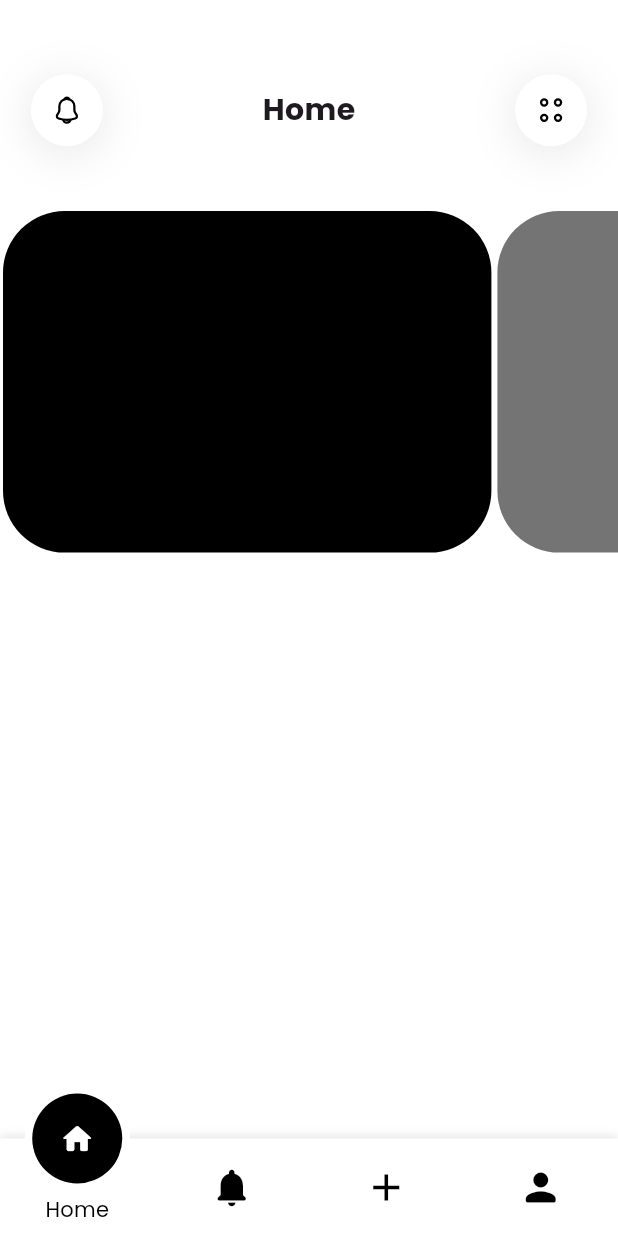
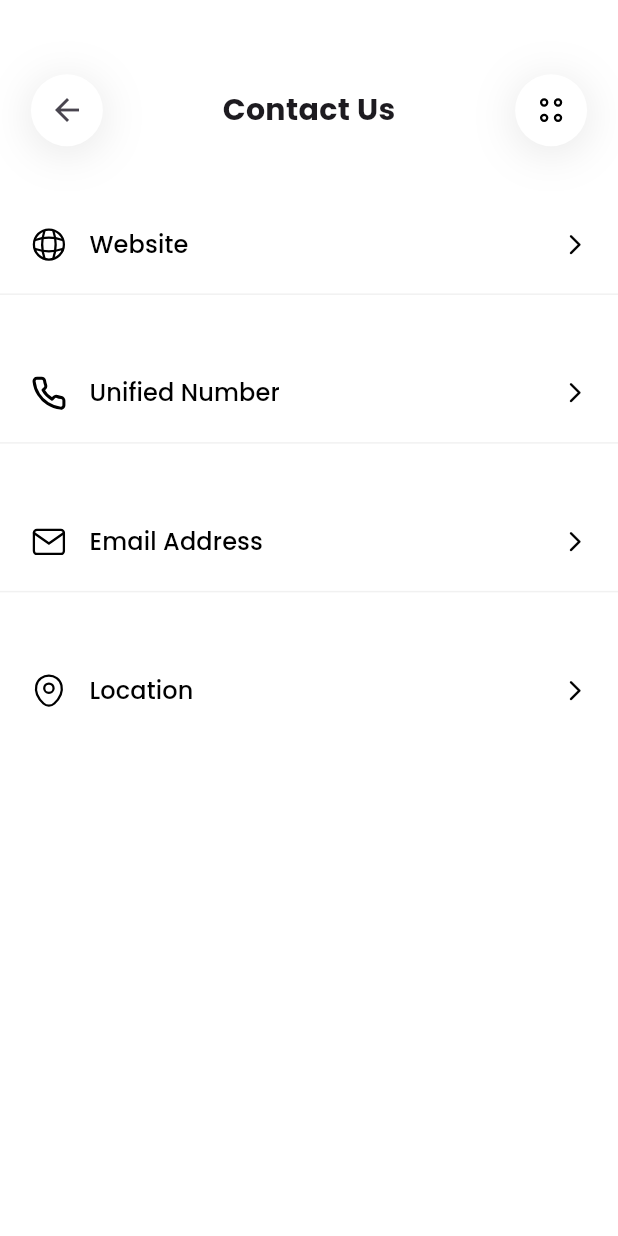
Before and after one commit to GuavaMZ/oraxcrmapp, a Flutter app: the screen it shows after launch, on a phone screen of 412 x 824 dp. Run offline on Flutter 3.47's test engine with Material 3 defaults, Android fonts, the phone set to English and light mode, and no system bars; drawn by our look-alikes of carousel_slider; our stand-ins replace dio, fl_chart, flutter_localization, flutter_svg, go_router, loading_animation_widget and 2 more; missing offline and left inert: simple_connection_checker; accounts and stored records are empty.

Commit message:
29-9-2024

```diff
--- /dev/null
+++ b/lib/presentation/contact_us/view/contact_us.dart
@@ -0,0 +1,251 @@
+import 'package:flutter/material.dart';
+import 'package:flutter_localization/flutter_localization.dart';
+import 'package:flutter_svg/svg.dart';
+import 'package:go_router/go_router.dart';
+import 'package:oraxcrm/presentation/contact_us/viewmodel/contact_us_viewmodel.dart';
+import 'package:oraxcrm/presentation/resources/colors.dart';
+import 'package:oraxcrm/presentation/resources/routes_manager.dart';
+import 'package:oraxcrm/presentation/resources/sizehelper.dart';
+import 'package:oraxcrm/presentation/resources/string_manager.dart';
+import 'package:provider/provider.dart';
+import 'package:url_launcher/url_launcher.dart';
+
+class ContactUsView extends StatefulWidget {
+  const ContactUsView({super.key});
+
+  @override
+  State<ContactUsView> createState() => _ContactUsViewState();
+}
+
+class _ContactUsViewState extends State<ContactUsView> {
+  final ContactUsViewmodel _viewModel = ContactUsViewmodel();
+  @override
+  Widget build(BuildContext context) {
+    return ChangeNotifierProvider(
+      create: (_) => _viewModel,
+      child: Scaffold(
+        backgroundColor: ColorsManager.bgColor,
+        body: SingleChildScrollView(
+          child: Center(
+            child: Column(
+              children: [
+                SizedBox(
+                  height: displayHeight(context) * 0.06,
+                ),
+                SizedBox(
+                  width: displayWidth(context) * 0.9,
+                  child: Row(
+                    mainAxisAlignment: MainAxisAlignment.spaceBetween,
+                    children: [
+                      Container(
+                          decoration: BoxDecoration(
+                              color: ColorsManager.iconsColor3,
+                              shape: BoxShape.circle,
+                              boxShadow: [
+                                BoxShadow(
+                                    color: ColorsManager.defaultShadowColor
+                                        .withOpacity(0.1),
+                                    spreadRadius: 0,
+                                    offset: const Offset(0, 4),
+                                    blurRadius: 25)
+                              ]),
+                          child: IconButton(
+                              onPressed: () {},
+                              icon: const Icon(Icons.arrow_back))),
+                      Text(AppStrings.contactUs.getString(context),
+                          style: const TextStyle(
+                              fontSize: 20, fontWeight: FontWeight.bold)),
+                      Container(
+                          decoration: BoxDecoration(
+                              color: ColorsManager.iconsColor3,
+                              shape: BoxShape.circle,
+                              boxShadow: [
+                                BoxShadow(
+                                    color: ColorsManager.defaultShadowColor
+                                        .withOpacity(0.1),
+                                    spreadRadius: 0,
+                                    offset: const Offset(0, 4),
+                                    blurRadius: 25)
+                              ]),
+                          child: IconButton(
+                              onPressed: () {},
+                              icon: SvgPicture.asset(
+                                  'assets/images/menu-1 3.svg'))),
+                    ],
+                  ),
+                ),
+                SizedBox(
+                    height: displayHeight(context) * 0.04,
+                  ),
+                  ElevatedButton(
+                      onPressed: () async {
+                        await launchUrl(Uri.parse('https://www.oraxsoft.com'));
+                      },
+                      style: ElevatedButton.styleFrom(
+                          backgroundColor: ColorsManager.bgColor,
+                          elevation: 0,
+                          shape: const RoundedRectangleBorder(),
+                          padding:
+                              EdgeInsets.all(displayHeight(context) * 0.025)),
+                      child: Row(
+                          mainAxisAlignment: MainAxisAlignment.spaceBetween,
+                          children: [
+                            Row(
+                              children: [
+                                SvgPicture.asset('assets/images/global 1v.svg'),
+                                const Padding(
+                                  padding: EdgeInsets.only(right: 15),
+                                ),
+                                SizedBox(
+                                  child: Text(
+                                    AppStrings.website.getString(context),
+                                    style: const TextStyle(
+                                      fontSize: 16,
+                                      color: ColorsManager.fontColor1,
+                                    ),
+                                  ),
+                                ),
+                              ],
+                            ),
+                            Icon(
+                              Icons.arrow_forward_ios_rounded,
+                              size: displayHeight(context) * 0.02,
+                              color: ColorsManager.iconsColor1,
+                            )
+                          ])),
+                  Container(
+                    height: 1,
+                    color: ColorsManager.separatorColor,
+                  ),
+                  SizedBox(
+                    height: displayHeight(context) * 0.04,
+                  ),
+                  ElevatedButton(
+                      onPressed: () {
+                        context.push(Routes.personalInfoRoute);
+                      },
+                      style: ElevatedButton.styleFrom(
+                          backgroundColor: ColorsManager.bgColor,
+                          elevation: 0,
+                          shape: const RoundedRectangleBorder(),
+                          padding:
+                              EdgeInsets.all(displayHeight(context) * 0.025)),
+                      child: Row(
+                          mainAxisAlignment: MainAxisAlignment.spaceBetween,
+                          children: [
+                            Row(
+                              children: [
+                                SvgPicture.asset('assets/images/phone 1.svg'),
+                                const Padding(
+                                  padding: EdgeInsets.only(right: 15),
+                                ),
+                                SizedBox(
+                                  child: Text(
+                                    AppStrings.unifiedNumber.getString(context),
+                                    style: const TextStyle(
+                                      fontSize: 16,
+                                      color: ColorsManager.fontColor1,
+                                    ),
+                                  ),
+                                ),
+                              ],
+                            ),
+                            Icon(
+                              Icons.arrow_forward_ios_rounded,
+                              size: displayHeight(context) * 0.02,
+                              color: ColorsManager.iconsColor1,
+                            )
+                          ])),
+                  Container(
+                    height: 1,
+                    color: ColorsManager.separatorColor,
+                  ),
+                  SizedBox(
+                    height: displayHeight(context) * 0.04,
+                  ),
+                  ElevatedButton(
+                      onPressed: () {
+                        context.push(Routes.personalInfoRoute);
+                      },
+                      style: ElevatedButton.styleFrom(
+                          backgroundColor: ColorsManager.bgColor,
+                          elevation: 0,
+                          shape: const RoundedRectangleBorder(),
+                          padding:
+                              EdgeInsets.all(displayHeight(context) * 0.025)),
+                      child: Row(
+                          mainAxisAlignment: MainAxisAlignment.spaceBetween,
+                          children: [
+                            Row(
+                              children: [
+                                SvgPicture.asset('assets/images/mail 1.svg'),
+                                const Padding(
+                                  padding: EdgeInsets.only(right: 15),
+                                ),
+                                SizedBox(
+                                  child: Text(
+                                    AppStrings.emailAddress.getString(context),
+                                    style: const TextStyle(
+                                      fontSize: 16,
+                                      color: ColorsManager.fontColor1,
+                                    ),
+                                  ),
+                                ),
+                              ],
+                            ),
+                            Icon(
+                              Icons.arrow_forward_ios_rounded,
+                              size: displayHeight(context) * 0.02,
+                              color: ColorsManager.iconsColor1,
+                            )
+                          ])),
+                  Container(
+                    height: 1,
+                    color: ColorsManager.separatorColor,
+                  ),
+                  SizedBox(
+                    height: displayHeight(context) * 0.04,
+                  ),
+                  ElevatedButton(
+                      onPressed: () {
+                        context.push(Routes.personalInfoRoute);
+                      },
+                      style: ElevatedButton.styleFrom(
+                          backgroundColor: ColorsManager.bgColor,
+                          elevation: 0,
+                          shape: const RoundedRectangleBorder(),
+                          padding:
+                              EdgeInsets.all(displayHeight(context) * 0.025)),
+                      child: Row(
+                          mainAxisAlignment: MainAxisAlignment.spaceBetween,
+                          children: [
+                            Row(
+                              children: [
+                                SvgPicture.asset('assets/images/location 1.svg'),
+                                const Padding(
+                                  padding: EdgeInsets.only(right: 15),
+                                ),
+                                SizedBox(
+                                  child: Text(
+                                    AppStrings.location.getString(context),
+                                    style: const TextStyle(
+                                      fontSize: 16,
+                                      color: ColorsManager.fontColor1,
+                                    ),
+                                  ),
+                                ),
+                              ],
+                            ),
+                            Icon(
+                              Icons.arrow_forward_ios_rounded,
+                              size: displayHeight(context) * 0.02,
+                              color: ColorsManager.iconsColor1,
+                            )
+                          ])),
+              ]),
+            ),
+          ),
+        ),
+    );
+  }
+}
--- /dev/null
+++ b/lib/presentation/contact_us/viewmodel/contact_us_viewmodel.dart
@@ -0,0 +1,5 @@
+import 'package:flutter/material.dart';
+
+class ContactUsViewmodel extends ChangeNotifier{
+
+}
--- a/lib/presentation/resources/routes_manager.dart
+++ b/lib/presentation/resources/routes_manager.dart
@@ -2,6 +2,7 @@ import 'package:go_router/go_router.dart';
 import 'package:oraxcrm/domain/model/projects_model.dart';
 import 'package:oraxcrm/presentation/activities/view/activities.dart';
 import 'package:oraxcrm/presentation/changepassword/view/change_password.dart';
+import 'package:oraxcrm/presentation/contact_us/view/contact_us.dart';
 import 'package:oraxcrm/presentation/contracts/view/Contracts.dart';
 import 'package:oraxcrm/presentation/contractsigning/view/contract_signing.dart';
 import 'package:oraxcrm/presentation/files/view/files.dart';
@@ -39,7 +40,7 @@ class Routes {
   static final router = GoRouter(routes: [
     GoRoute(
       path: mainRoute,
-      builder: (context, state) => const MainPageView(),
+      builder: (context, state) => const ContactUsView(),
     ),
     GoRoute(
       path: filesRoute,
--- a/lib/presentation/resources/string_manager.dart
+++ b/lib/presentation/resources/string_manager.dart
@@ -70,6 +70,13 @@ mixin AppStrings {
   static const String notStarted = 'Not Started';
   static const String invalidPhoneOrPassword =
       "Invalid Phone Number Or Password";
+  static const String website = 'Website';
+  static const String contactUs = 'Contact Us';
+  static const String unifiedNumber = 'Unified Number';
+  static const String emailAddress = 'Email Address';
+  static const String location = 'Location';
+
+
 
   static Map<String, dynamic> EN = {
     welcomeBack: 'Welcome Back',
@@ -150,7 +157,12 @@ mixin AppStrings {
     notStarted: "Not Started",
     cancelled: "Cancelled",
     days:"Days",
-    projectProgess:"Project Progress"
+    projectProgess:"Project Progress",
+    website: "Website" ,
+    contactUs: "Contact Us",
+    unifiedNumber:'Unified Number',
+    emailAddress: 'Email Address',
+    location: 'Location',
   };
 
   static Map<String, dynamic> AR = {
@@ -235,6 +247,11 @@ mixin AppStrings {
     notStarted: "لم تبدأ",
     cancelled: "Cancelled",
     days:"ايام",
-    projectProgess:'تقدم المشروع'
+    projectProgess:'تقدم المشروع',
+    website: "الموقع الألكتروني",
+    contactUs: "تواصل معنا" ,
+    unifiedNumber:'الرقم الموحد',
+    emailAddress: 'البريد الألكتروني',
+    location: 'الموقع',
   };
 }
--- a/pubspec.yaml
+++ b/pubspec.yaml
@@ -48,6 +48,7 @@ dependencies:
   # fluttertoast: ^8.2.8
   shared_preferences: ^2.3.2
   fl_chart: ^0.69.0
+  url_launcher: ^6.3.0
 
 dev_dependencies:
   flutter_test:
```
Also changed, not shown: assets/images/global 1.svg (added), assets/images/global 1v.svg (added), assets/images/location 1.svg (added), assets/images/mail 1.svg (added), assets/images/phone 1.svg (added), pubspec.lock.
